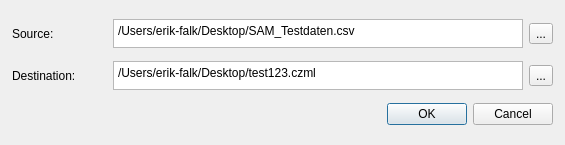
First picture: the form in addfile.ui, repository erikfalk/SAM_Sensorauswertung, before the edit.
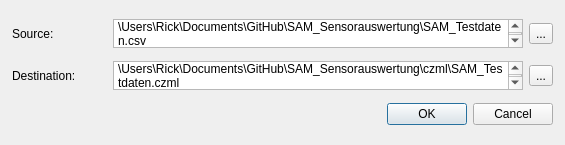
Second picture: the form after the edit.

```diff
--- a/addfile.ui
+++ b/addfile.ui
@@ -65,7 +65,7 @@
          </size>
         </property>
         <property name="plainText">
-         <string>/Users/erik-falk/Desktop/SAM_Testdaten.csv</string>
+         <string>C:\Users\Rick\Documents\GitHub\SAM_Sensorauswertung\SAM_Testdaten.csv</string>
         </property>
        </widget>
       </item>
@@ -102,7 +102,7 @@
          </size>
         </property>
         <property name="plainText">
-         <string>/Users/erik-falk/Desktop/test123.czml</string>
+         <string>C:\Users\Rick\Documents\GitHub\SAM_Sensorauswertung\czml\SAM_Testdaten.czml</string>
         </property>
        </widget>
       </item>
```
